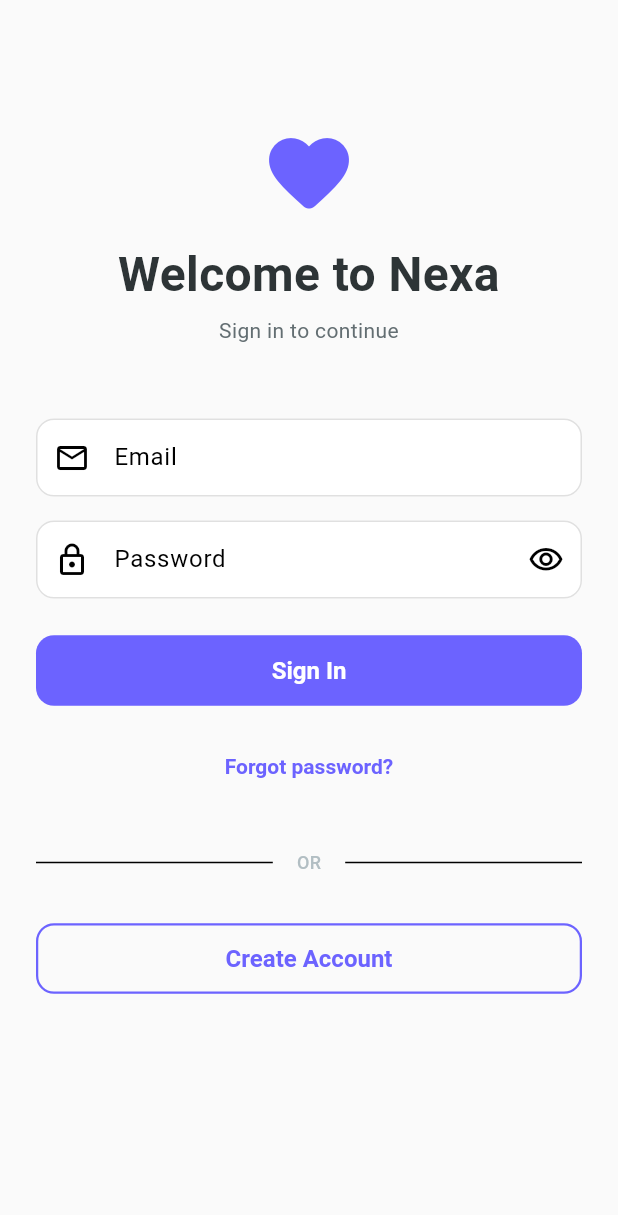
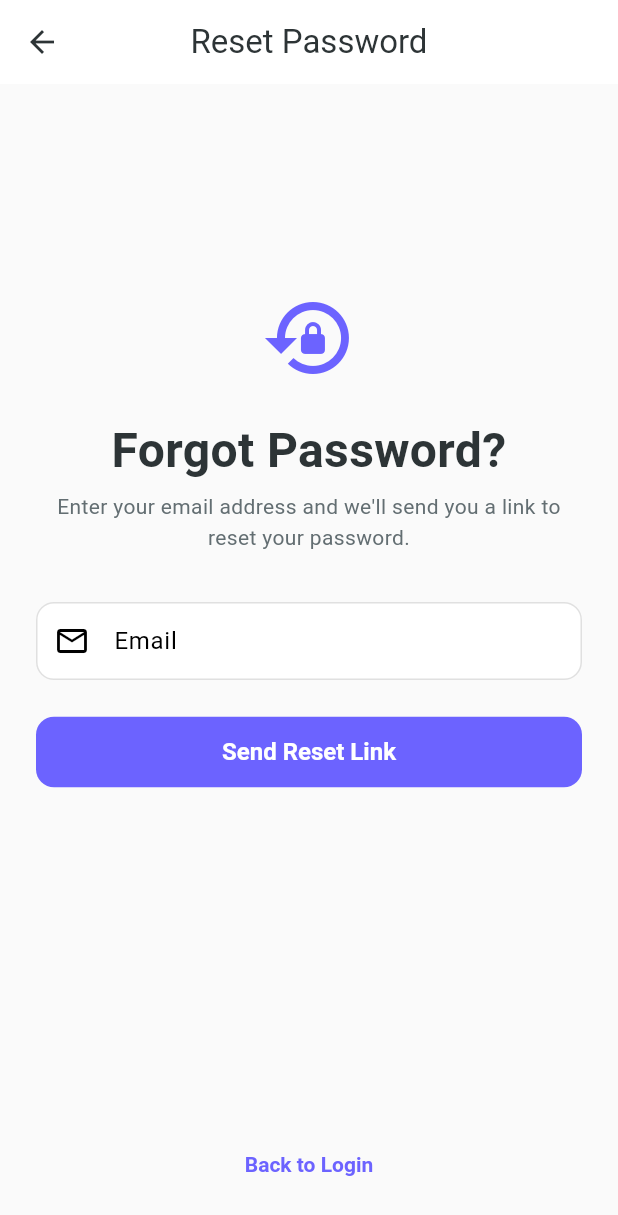
Before and after one commit to benardgomashie/Nexa, a Flutter app: the screen it shows after launch, after a tap on "Forgot password?", on a phone screen of 412 x 824 dp. Shown: the top 1215 px of the screen. Run offline on Flutter 3.47's test engine with Material 3 defaults, Android fonts, the light colour scheme and no system bars; our stand-ins replace cached_network_image, dio, flutter_login, flutter_riverpod, flutter_secure_storage, geolocator and 3 more; network calls fail; Roboto replaces fonts that are missing (SF Pro Display).

Commit message:
Add gender field with visibility toggle and password reset UI - Added gender field to Profile model with visibility toggle - Created ForgotPasswordScreen with email-based reset flow - Updated profile edit screen with gender dropdown and visibility checkbox - Updated IMPLEMENTATION_STATUS.md (v1 now 94% complete)

```diff
--- a/frontend/lib/config/router.dart
+++ b/frontend/lib/config/router.dart
@@ -6,6 +6,7 @@
 import '../screens/auth/login_screen.dart';
 import '../screens/auth/register_screen.dart';
 import '../screens/auth/email_verification_screen.dart';
+import '../screens/auth/forgot_password_screen.dart';
 import '../screens/home_screen.dart';
 import '../screens/profile/profile_edit_screen.dart';
 import '../screens/chat/chat_detail_screen.dart';
@@ -81,6 +82,10 @@
         path: '/auth/verify-email',
         builder: (context, state) => const EmailVerificationScreen(),
       ),
+      GoRoute(
+        path: '/auth/forgot-password',
+        builder: (context, state) => const ForgotPasswordScreen(),
+      ),
 
       // Main app routes
       GoRoute(
--- a/frontend/lib/providers/profile_provider.dart
+++ b/frontend/lib/providers/profile_provider.dart
@@ -85,6 +85,8 @@
     String? displayName,
     String? bio,
     String? pronouns,
+    String? gender,
+    bool? genderVisible,
     String? ageBucket,
     String? faith,
     double? latitude,
@@ -106,6 +108,8 @@
         displayName: displayName,
         bio: bio,
         pronouns: pronouns,
+        gender: gender,
+        genderVisible: genderVisible,
         ageBucket: ageBucket,
         faith: faith,
         latitude: latitude,
--- /dev/null
+++ b/frontend/lib/screens/auth/forgot_password_screen.dart
@@ -0,0 +1,207 @@
+import 'package:flutter/material.dart';
+import 'package:flutter_riverpod/flutter_riverpod.dart';
+import 'package:go_router/go_router.dart';
+import '../../config/theme.dart';
+import '../../services/api_client.dart';
+import '../../services/auth_service.dart';
+
+class ForgotPasswordScreen extends ConsumerStatefulWidget {
+  const ForgotPasswordScreen({super.key});
+
+  @override
+  ConsumerState<ForgotPasswordScreen> createState() => _ForgotPasswordScreenState();
+}
+
+class _ForgotPasswordScreenState extends ConsumerState<ForgotPasswordScreen> {
+  final _formKey = GlobalKey<FormState>();
+  final _emailController = TextEditingController();
+  bool _isLoading = false;
+  bool _emailSent = false;
+  String? _error;
+
+  @override
+  void dispose() {
+    _emailController.dispose();
+    super.dispose();
+  }
+
+  Future<void> _requestReset() async {
+    if (!_formKey.currentState!.validate()) return;
+
+    setState(() {
+      _isLoading = true;
+      _error = null;
+    });
+
+    final authService = AuthService(ref.read(apiClientProvider));
+    final result = await authService.requestPasswordReset(
+      email: _emailController.text.trim(),
+    );
+
+    if (!mounted) return;
+
+    setState(() {
+      _isLoading = false;
+      if (result['success'] == true) {
+        _emailSent = true;
+      } else {
+        _error = result['error'];
+      }
+    });
+  }
+
+  @override
+  Widget build(BuildContext context) {
+    return Scaffold(
+      appBar: AppBar(
+        title: const Text('Reset Password'),
+      ),
+      body: SafeArea(
+        child: Padding(
+          padding: const EdgeInsets.all(24),
+          child: _emailSent ? _buildSuccessView() : _buildFormView(),
+        ),
+      ),
+    );
+  }
+
+  Widget _buildSuccessView() {
+    return Center(
+      child: Column(
+        mainAxisAlignment: MainAxisAlignment.center,
+        children: [
+          Icon(
+            Icons.mark_email_read_outlined,
+            size: 80,
+            color: AppTheme.success,
+          ),
+          const SizedBox(height: 24),
+          Text(
+            'Check Your Email',
+            style: AppTheme.headline1,
+            textAlign: TextAlign.center,
+          ),
+          const SizedBox(height: 16),
+          Text(
+            'We\'ve sent a password reset link to:\n${_emailController.text}',
+            style: AppTheme.bodyLarge.copyWith(
+              color: AppTheme.textSecondary,
+            ),
+            textAlign: TextAlign.center,
+          ),
+          const SizedBox(height: 8),
+          Text(
+            'Click the link in the email to reset your password.',
+            style: AppTheme.bodyMedium.copyWith(
+              color: AppTheme.textSecondary,
+            ),
+            textAlign: TextAlign.center,
+          ),
+          const SizedBox(height: 32),
+          OutlinedButton(
+            onPressed: () => context.go('/auth/login'),
+            child: const Text('Back to Login'),
+          ),
+          const SizedBox(height: 16),
+          TextButton(
+            onPressed: () {
+              setState(() {
+                _emailSent = false;
+              });
+            },
+            child: const Text('Try a different email'),
+          ),
+        ],
+      ),
+    );
+  }
+
+  Widget _buildFormView() {
+    return Form(
+      key: _formKey,
+      child: Column(
+        crossAxisAlignment: CrossAxisAlignment.stretch,
+        children: [
+          const Spacer(),
+          Icon(
+            Icons.lock_reset,
+            size: 64,
+            color: AppTheme.primaryColor,
+          ),
+          const SizedBox(height: 24),
+          Text(
+            'Forgot Password?',
+            style: AppTheme.headline1,
+            textAlign: TextAlign.center,
+          ),
+          const SizedBox(height: 8),
+          Text(
+            'Enter your email address and we\'ll send you a link to reset your password.',
+            style: AppTheme.bodyMedium.copyWith(
+              color: AppTheme.textSecondary,
+            ),
+            textAlign: TextAlign.center,
+          ),
+          const SizedBox(height: 32),
+          TextFormField(
+            controller: _emailController,
+            keyboardType: TextInputType.emailAddress,
+            autofillHints: const [AutofillHints.email],
+            decoration: const InputDecoration(
+              labelText: 'Email',
+              hintText: 'Enter your email address',
+              prefixIcon: Icon(Icons.email_outlined),
+            ),
+            validator: (value) {
+              if (value == null || value.isEmpty) {
+                return 'Please enter your email';
+              }
+              if (!RegExp(r'^[\w-\.]+@([\w-]+\.)+[\w-]{2,4}$').hasMatch(value)) {
+                return 'Please enter a valid email';
+              }
+              return null;
+            },
+          ),
+          if (_error != null) ...[
+            const SizedBox(height: 16),
+            Container(
+              padding: const EdgeInsets.all(12),
+              decoration: BoxDecoration(
+                color: AppTheme.error.withOpacity(0.1),
+                borderRadius: BorderRadius.circular(8),
+              ),
+              child: Row(
+                children: [
+                  Icon(Icons.error_outline, color: AppTheme.error, size: 20),
+                  const SizedBox(width: 8),
+                  Expanded(
+                    child: Text(
+                      _error!,
+                      style: TextStyle(color: AppTheme.error),
+                    ),
+                  ),
+                ],
+              ),
+            ),
+          ],
+          const SizedBox(height: 24),
+          ElevatedButton(
+            onPressed: _isLoading ? null : _requestReset,
+            child: _isLoading
+                ? const SizedBox(
+                    height: 20,
+                    width: 20,
+                    child: CircularProgressIndicator(strokeWidth: 2),
+                  )
+                : const Text('Send Reset Link'),
+          ),
+          const Spacer(flex: 2),
+          TextButton(
+            onPressed: () => context.pop(),
+            child: const Text('Back to Login'),
+          ),
+        ],
+      ),
+    );
+  }
+}
--- a/frontend/lib/screens/auth/login_screen.dart
+++ b/frontend/lib/screens/auth/login_screen.dart
@@ -154,7 +154,7 @@
                 // Forgot password
                 TextButton(
                   onPressed: () {
-                    // TODO: Navigate to password reset
+                    context.push('/auth/forgot-password');
                   },
                   child: const Text('Forgot password?'),
                 ),
--- a/frontend/lib/services/profile_service.dart
+++ b/frontend/lib/services/profile_service.dart
@@ -27,6 +27,8 @@
     String? displayName,
     String? bio,
     String? pronouns,
+    String? gender,
+    bool? genderVisible,
     String? ageBucket,
     String? faith,
     double? latitude,
@@ -40,6 +42,8 @@
     if (displayName != null) data['display_name'] = displayName;
     if (bio != null) data['bio'] = bio;
     if (pronouns != null) data['pronouns'] = pronouns;
+    if (gender != null) data['gender'] = gender;
+    if (genderVisible != null) data['gender_visible'] = genderVisible;
     if (ageBucket != null) data['age_bucket'] = ageBucket;
     if (faith != null) data['faith'] = faith;
     if (latitude != null) data['latitude'] = latitude;
```
Also changed, not shown: frontend/lib/models/profile.dart (+12 -0 lines), frontend/lib/screens/profile/profile_edit_screen.dart (+66 -0 lines), 4 other files.
